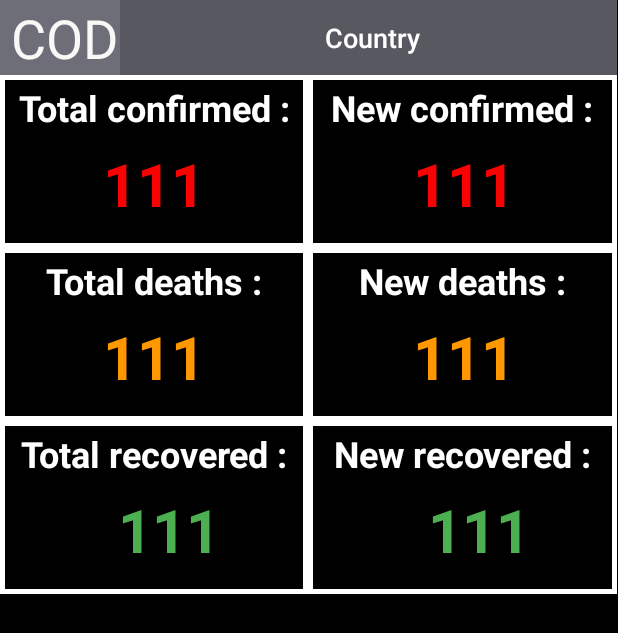
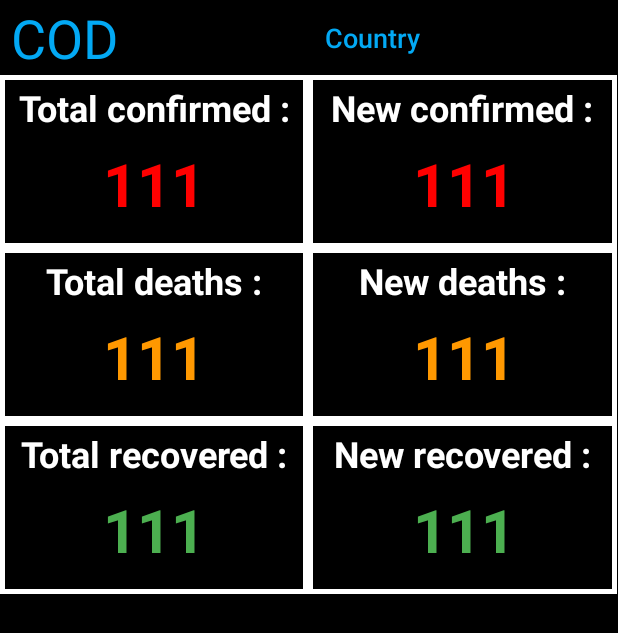
Before and after one commit to ujfalusi11/Mon_Projet_Mobile_3A, an Android app: the layout country_info.xml on its own in the app's theme, with its tools: preview values and no code run, on a phone screen of 412 x 824 dp. Shown: the top 633 px of the screen. Run offline under Robolectric (Android 15) with nearby library versions, the phone set to English and light mode, and no system bars.

Commit message:
Design amelioration and warning suppression

```diff
--- a/app/src/main/java/com/vogella/android/projetmobile3a/Constant.java
+++ /dev/null
@@ -1,6 +0,0 @@
-package com.vogella.android.projetmobile3a;
-
-public class Constant {
-    public static final String BASE_URL = "https://api.covid19api.com/summary/";
-    public static String KEY_Country_List = "jsonCountryList";
-}
--- a/app/src/main/java/com/vogella/android/projetmobile3a/data/CountryAPI.java
+++ b/app/src/main/java/com/vogella/android/projetmobile3a/data/CountryAPI.java
@@ -1,7 +1,6 @@
 package com.vogella.android.projetmobile3a.data;
 
 import com.vogella.android.projetmobile3a.presentation.view.RestCountryResponse;
-
 import retrofit2.Call;
 import retrofit2.http.GET;
 
--- /dev/null
+++ b/app/src/main/java/com/vogella/android/projetmobile3a/presentation/Constant.java
@@ -0,0 +1,6 @@
+package com.vogella.android.projetmobile3a.presentation;
+
+public class Constant {
+    static final String BASE_URL = "https://api.covid19api.com/summary/";
+    public static String KEY_Country_List = "jsonCountryList";
+}
--- a/app/src/main/java/com/vogella/android/projetmobile3a/presentation/Singletons.java
+++ b/app/src/main/java/com/vogella/android/projetmobile3a/presentation/Singletons.java
@@ -5,7 +5,6 @@ import android.content.SharedPreferences;
 
 import com.google.gson.Gson;
 import com.google.gson.GsonBuilder;
-import com.vogella.android.projetmobile3a.Constant;
 import com.vogella.android.projetmobile3a.data.CountryAPI;
 
 import retrofit2.Retrofit;
--- a/app/src/main/res/layout/country_info.xml
+++ b/app/src/main/res/layout/country_info.xml
@@ -11,14 +11,14 @@
         android:id="@+id/code"
         android:layout_width="80dp"
         android:layout_height="50dp"
-        android:background="#E47C7C87"
+        android:background="@color/Black"
         android:fontFamily="sans-serif-thin"
         android:gravity="center"
         android:paddingStart="5dp"
         android:paddingLeft="5dp"
         android:text="@string/Code"
         android:textAllCaps="true"
-        android:textColor="#FAF7F7"
+        android:textColor="@color/Blue"
         android:textSize="36sp"
         android:textStyle="bold"
         app:layout_constraintBottom_toTopOf="@+id/TCn"
@@ -33,13 +33,13 @@
         android:id="@+id/name"
         android:layout_width="331dp"
         android:layout_height="50dp"
-        android:background="#585860"
+        android:background="@color/Black"
         android:fontFamily="sans-serif-medium"
         android:gravity="center"
         android:paddingStart="5dp"
         android:paddingLeft="5dp"
         android:text="@string/countryName"
-        android:textColor="#FFFFFF"
+        android:textColor="@color/Blue"
         android:textSize="18sp"
         app:layout_constraintBottom_toTopOf="@+id/TCn"
         app:layout_constraintEnd_toEndOf="parent"
@@ -55,9 +55,8 @@
         android:layout_height="50dp"
         android:layout_marginTop="45dp"
         android:gravity="center"
-        android:paddingLeft="20dp"
         android:text="@string/number"
-        android:textColor="#4CAF50"
+        android:textColor="@color/Green"
         android:textSize="40sp"
         android:textStyle="bold"
         app:layout_constraintEnd_toEndOf="parent"
@@ -70,10 +69,8 @@
         android:layout_height="50dp"
         android:layout_marginTop="45dp"
         android:gravity="center"
-        android:paddingStart="20dp"
-        android:paddingLeft="20dp"
         android:text="@string/number"
-        android:textColor="#4CAF50"
+        android:textColor="@color/Green"
         android:textSize="40sp"
         android:textStyle="bold"
         app:layout_constraintStart_toStartOf="parent"
@@ -87,7 +84,7 @@
         android:layout_marginTop="45dp"
         android:gravity="center"
         android:text="@string/number"
-        android:textColor="#FF9800"
+        android:textColor="@color/Orange"
         android:textSize="40sp"
         android:textStyle="bold"
         app:layout_constraintEnd_toEndOf="parent"
@@ -101,7 +98,7 @@
         android:layout_marginTop="45dp"
         android:gravity="center"
         android:text="@string/number"
-        android:textColor="#FF9800"
+        android:textColor="@color/Orange"
         android:textSize="40sp"
         android:textStyle="bold"
         app:layout_constraintStart_toStartOf="parent"
@@ -115,7 +112,7 @@
         android:layout_marginTop="45dp"
         android:gravity="center"
         android:text="@string/number"
-        android:textColor="#F80202"
+        android:textColor="@color/Red"
         android:textSize="40sp"
         android:textStyle="bold"
         app:layout_constraintEnd_toEndOf="parent"
@@ -129,7 +126,7 @@
         android:layout_marginTop="95dp"
         android:gravity="center"
         android:text="@string/number"
-        android:textColor="#F80202"
+        android:textColor="@color/Red"
         android:textSize="40sp"
         android:textStyle="bold"
         app:layout_constraintStart_toStartOf="parent"
@@ -145,7 +142,7 @@
         android:paddingTop="5dp"
         android:text="@string/total_confirmed"
         android:textAllCaps="false"
-        android:textColor="#FFFFFF"
+        android:textColor="@color/White"
         android:textSize="24sp"
         android:textStyle="bold"
         app:layout_constraintStart_toStartOf="parent"
@@ -160,7 +157,7 @@
         android:gravity="center_horizontal"
         android:paddingTop="5dp"
         android:text="@string/new_confirmed"
-        android:textColor="#FFFFFF"
+        android:textColor="@color/White"
         android:textSize="24sp"
         android:textStyle="bold"
         app:layout_constraintEnd_toEndOf="parent"
@@ -177,7 +174,7 @@
         android:gravity="center_horizontal"
         android:paddingTop="5dp"
         android:text="@string/total_deaths"
-        android:textColor="#FFFFFF"
+        android:textColor="@color/White"
 
         android:textSize="24sp"
         android:textStyle="bold"
@@ -193,7 +190,7 @@
         android:gravity="center_horizontal"
         android:paddingTop="5dp"
         android:text="@string/new_deaths"
-        android:textColor="#FFFFFF"
+        android:textColor="@color/White"
         android:textSize="24sp"
         android:textStyle="bold"
         app:layout_constraintEnd_toEndOf="parent"
@@ -210,7 +207,7 @@
         android:gravity="center_horizontal"
         android:paddingTop="5dp"
         android:text="@string/total_recovered"
-        android:textColor="#FFFFFF"
+        android:textColor="@color/White"
         android:textSize="24sp"
         android:textStyle="bold"
         app:layout_constraintStart_toStartOf="parent"
@@ -225,7 +222,7 @@
         android:gravity="center_horizontal"
         android:paddingTop="5dp"
         android:text="@string/new_recovered"
-        android:textColor="#FFFFFF"
+        android:textColor="@color/White"
         android:textSize="24sp"
         android:textStyle="bold"
         app:layout_constraintEnd_toEndOf="parent"
--- a/app/src/main/res/values/colors.xml
+++ b/app/src/main/res/values/colors.xml
@@ -1,6 +1,9 @@
 <?xml version="1.0" encoding="utf-8"?>
 <resources>
-    <color name="colorPrimary">#6200EE</color>
-    <color name="colorPrimaryDark">#3700B3</color>
-    <color name="colorAccent">#03DAC5</color>
+    <color name="Red">#FF0000</color>
+    <color name="Green">#4CAF50</color>
+    <color name="Orange">#FF9800</color>
+    <color name="Black">#000000</color>
+    <color name="White">#FFFFFF</color>
+    <color name="Blue">#03A9F4</color>
 </resources>
--- a/app/src/main/res/values/strings.xml
+++ b/app/src/main/res/values/strings.xml
@@ -14,4 +14,6 @@
     <string name="goBack">Return</string>
     <string name="total_recovered">Total recovered :</string>
     <string name="new_recovered">New recovered :</string>
+    <string name="number_of_active_cases">Active :</string>
+    <string name="number_of_recovered_patients">Recovered :</string>
 </resources>
--- a/app/src/main/res/values/styles.xml
+++ b/app/src/main/res/values/styles.xml
@@ -1,10 +1,9 @@
 <resources>
 
     <!-- Base application theme. -->
-    <style name="AppTheme" parent="Theme.AppCompat.Light.DarkActionBar">
+    <style name="AppTheme" parent="Theme.AppCompat.Light">
         <!-- Customize your theme here. -->
-        <item name="colorPrimary">#585860</item>
+        <item name="colorPrimary">#E0E0E0</item>
         <item name="colorPrimaryDark">#000000</item>
-        <item name="colorAccent">@color/colorAccent</item>
     </style>
 </resources>
```
Also changed, not shown: app/src/main/java/com/vogella/android/projetmobile3a/presentation/controller/MainController.java (+10 -20 lines), app/src/main/java/com/vogella/android/projetmobile3a/presentation/view/CountryInfo.java (+0 -7 lines), app/src/main/java/com/vogella/android/projetmobile3a/presentation/view/ListAdapter.java (+8 -43 lines), app/src/main/java/com/vogella/android/projetmobile3a/presentation/view/MainActivity.java (+2 -14 lines), app/src/main/res/layout/activity_main.xml (+0 -11 lines), app/src/main/res/layout/row_layout.xml (+26 -12 lines).
